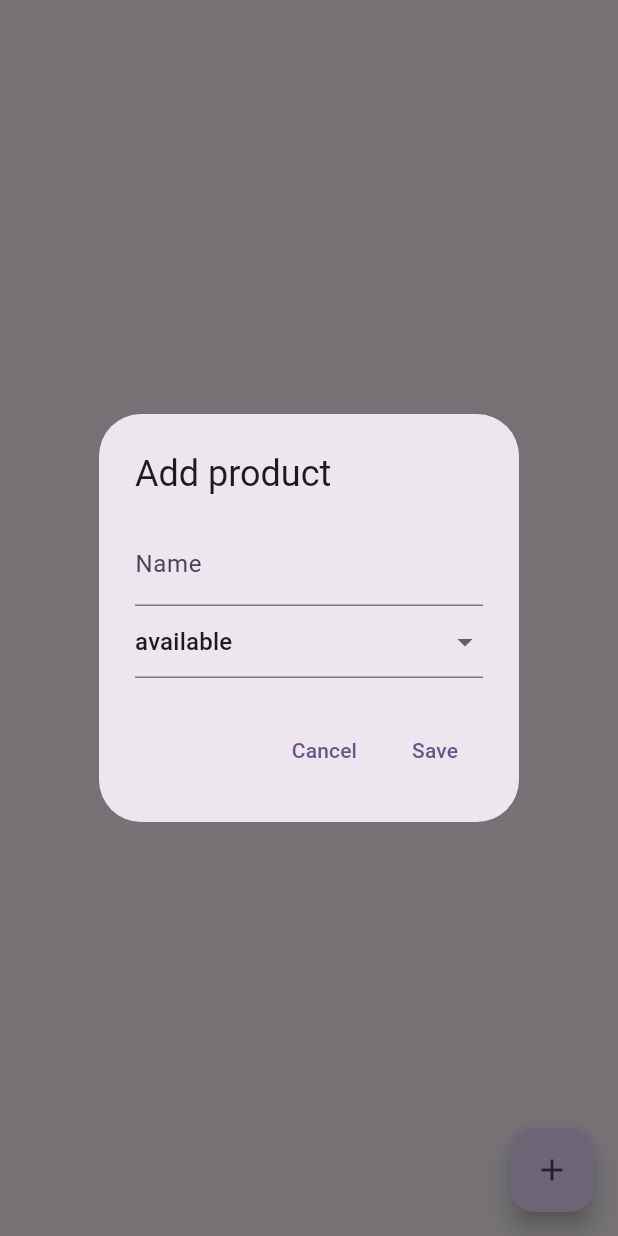
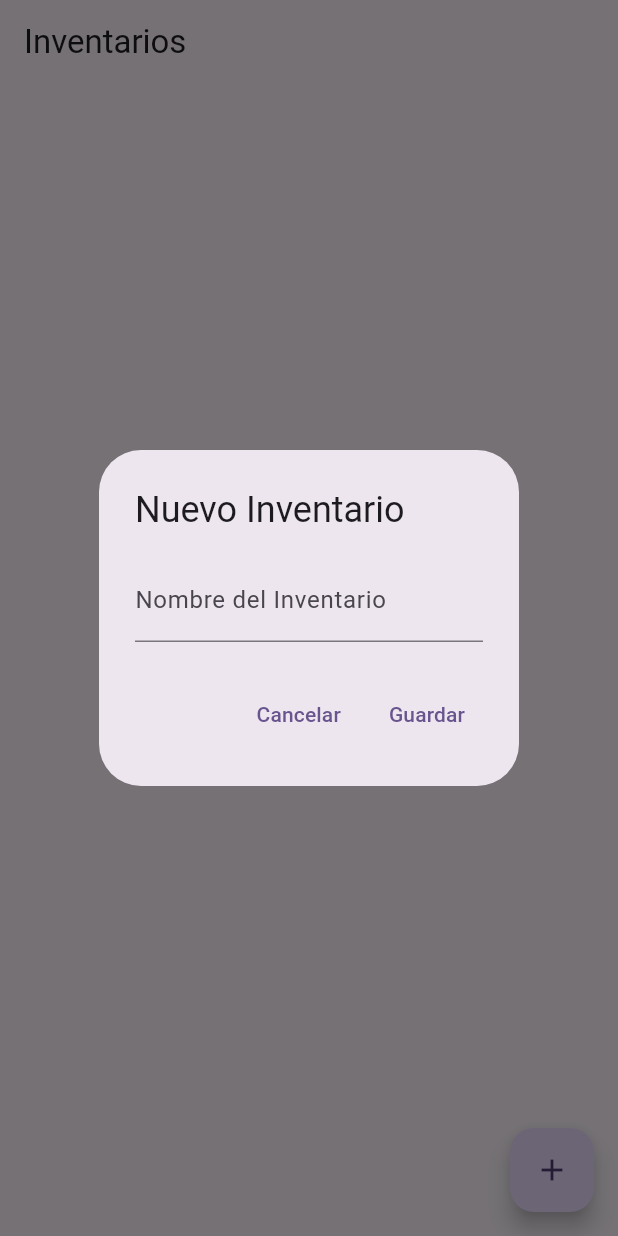
Before and after one commit to CarlosGrisales/App_gestion_inventatios_productos, a Flutter app: the HomePage screen opened directly, after a tap on the "add" icon, on a phone screen of 412 x 824 dp. Run offline on Flutter 3.47's test engine with Material 3 defaults, Android fonts, the phone set to English and light mode, and no system bars; our stand-ins replace isar; accounts and stored records are empty; generated files the repository leaves out were written again.

Commit message:
vista y base de datos inventarios

```diff
--- a/lib/main.dart
+++ b/lib/main.dart
@@ -1,5 +1,5 @@
 import 'package:flutter/material.dart';
-import 'package:gestion_inventarios_productos/pages/home_page.dart';
+import 'package:gestion_inventarios_productos/presentation/pages/home_page.dart';
 import 'package:gestion_inventarios_productos/services/database_service.dart';
 
 void main() async {
@@ -9,7 +9,7 @@ void main() async {
 
 Future<void> _setup() async {
   WidgetsFlutterBinding.ensureInitialized();
-  await DatabaseService.Setup();
+  await DatabaseService.init();
 }
 
 class MyApp extends StatelessWidget {
@@ -23,7 +23,7 @@ class MyApp extends StatelessWidget {
         colorScheme: ColorScheme.fromSeed(seedColor: Colors.deepPurple),
         useMaterial3: true,
       ),
-      home: const HomePage(),
+      home: HomePage(),
     );
   }
 }
--- /dev/null
+++ b/lib/models/inventory/inventory.dart
@@ -0,0 +1,18 @@
+import 'package:gestion_inventarios_productos/models/product/product.dart';
+import 'package:isar/isar.dart';
+
+part 'inventory.g.dart';
+
+@Collection()
+class Inventory {
+  Id id = Isar.autoIncrement;
+
+  /// Nombre del inventario
+  String name;
+
+  /// Relación con los productos
+  @Backlink(to: 'inventory')
+  final products = IsarLinks<Product>();
+
+  Inventory({required this.name});
+}
--- a/lib/models/product.dart
+++ b/lib/models/product/product.dart
@@ -1,4 +1,5 @@
-import 'package:gestion_inventarios_productos/models/enums.dart';
+import 'package:gestion_inventarios_productos/models/inventory/inventory.dart';
+import 'package:gestion_inventarios_productos/models/product/enums.dart';
 import 'package:isar/isar.dart';
 
 part 'product.g.dart';
@@ -35,6 +36,9 @@ class Product {
   /// Fecha de la última actualización del producto.
   DateTime updateAt = DateTime.now();
 
+  /// Relación con el inventario
+  final inventory = IsarLink<Inventory>();
+
   /// Crea una copia del objeto `Producto`, permitiendo modificar ciertos atributos.
   ///
   /// - Parámetros opcionales:
--- a/lib/pages/home_page.dart
+++ /dev/null
@@ -1,190 +0,0 @@
-import 'dart:async';
-
-import 'package:flutter/material.dart';
-import 'package:gestion_inventarios_productos/models/enums.dart';
-import 'package:gestion_inventarios_productos/models/product.dart';
-import 'package:gestion_inventarios_productos/pages/product_detail_page.dart';
-import 'package:gestion_inventarios_productos/services/database_service.dart';
-
-/// Página principal de la aplicación donde se muestran la lista de productos.
-/// Permite agregar, editar y eliminar productos.
-class HomePage extends StatefulWidget {
-  const HomePage({super.key});
-
-  @override
-  State<HomePage> createState() => _HomePageState();
-}
-
-class _HomePageState extends State<HomePage> {
-  /// Lista de productos obtenidas de la base de datos.
-  List<Product> todos = [];
-
-  /// Suscripción para escuchar cambios en la base de datos en tiempo real.
-  StreamSubscription? todosStream;
-
-  @override
-  void initState() {
-    super.initState();
-
-    /// Escucha cambios en la base de datos y actualiza la lista de productos.
-    todosStream = DatabaseService.db.products
-        .buildQuery<Product>()
-        .watch(fireImmediately: true)
-        .listen((data) {
-      setState(() {
-        todos = data;
-      });
-    });
-  }
-
-  @override
-  void dispose() {
-    /// Cancela la suscripción al flujo de datos para evitar fugas de memoria.
-    todosStream?.cancel();
-    super.dispose();
-  }
-
-  @override
-  Widget build(BuildContext context) {
-    return Scaffold(
-      body: SafeArea(
-        child: SizedBox.expand(
-          child: _buildUI(),
-        ),
-      ),
-      floatingActionButton: FloatingActionButton(
-        onPressed: _addOrEditTodo,
-        child: const Icon(Icons.add),
-      ),
-    );
-  }
-
-  /// Construye la interfaz de usuario mostrando la lista de productos.
-  Widget _buildUI() {
-    return Padding(
-      padding: const EdgeInsets.symmetric(vertical: 20, horizontal: 10),
-      child: ListView.builder(
-        itemCount: todos.length, // Número de produtos en la lista.
-        itemBuilder: (BuildContext context, int index) {
-          final todo = todos[index];
-          return Card(
-            child: ListTile(
-              title: Text(todo.name ?? ''),
-              subtitle: Text('Status ${todo.status.name} at ${todo.updateAt}'),
-              onTap: () {
-                // Navegar a la pantalla de detalle del producto
-                Navigator.push(
-                  context,
-                  MaterialPageRoute(
-                    builder: (context) => ProductDetailPage(product: todo),
-                  ),
-                );
-              },
-              trailing: Row(
-                mainAxisSize: MainAxisSize.min,
-                children: [
-                  /// Botón para editar el producto.
-                  IconButton(
-                    onPressed: () {
-                      _addOrEditTodo(todo: todo);
-                    },
-                    icon: const Icon(Icons.edit),
-                  ),
-
-                  /// Botón para eliminar el producto.
-                  IconButton(
-                    onPressed: () async {
-                      await DatabaseService.db.writeTxn(() async {
-                        await DatabaseService.db.products.delete(todo.id);
-                      });
-                    },
-                    icon: const Icon(Icons.delete, color: Colors.red),
-                  )
-                ],
-              ),
-            ),
-          );
-        },
-      ),
-    );
-  }
-
-  /// Abre un cuadro de diálogo para agregar o editar un producto.
-  void _addOrEditTodo({Product? todo}) {
-    TextEditingController contentController = TextEditingController(
-      text: todo?.name ?? '',
-    );
-    Status status = todo?.status ?? Status.available;
-
-    showDialog(
-        context: context,
-        builder: (context) {
-          return AlertDialog(
-            title: Text(todo != null ? 'Edit product' : 'Add product'),
-            content: Column(
-              mainAxisSize: MainAxisSize.min,
-              children: [
-                /// Campo de texto para el contenido del producto.
-                TextField(
-                  controller: contentController,
-                  decoration: const InputDecoration(labelText: 'Name'),
-                ),
-
-                /// Desplegable para seleccionar el estado de la producto.
-                DropdownButtonFormField<Status>(
-                  value: status,
-                  items: Status.values
-                      .map((e) => DropdownMenuItem(
-                            value: e,
-                            child: Text(e.name),
-                          ))
-                      .toList(),
-                  onChanged: (value) {
-                    setState(() {
-                      if (value == null) return;
-                      status = value;
-                    });
-                  },
-                )
-              ],
-            ),
-            actions: [
-              /// Botón para cancelar la acción.
-              TextButton(
-                onPressed: () {
-                  Navigator.pop(context);
-                },
-                child: const Text('Cancel'),
-              ),
-
-              /// Botón para guardar el producto en la base de datos.
-              TextButton(
-                onPressed: () async {
-                  if (contentController.text.isNotEmpty) {
-                    late Product newTodo;
-                    if (todo != null) {
-                      newTodo = todo.copyWith(
-                        name: contentController.text,
-                        status: status,
-                      );
-                    } else {
-                      newTodo = Product().copyWith(
-                        name: contentController.text,
-                        status: status,
-                      );
-                    }
-                    await DatabaseService.db.writeTxn(
-                      () async {
-                        await DatabaseService.db.products.put(newTodo);
-                      },
-                    );
-                    Navigator.pop(context);
-                  }
-                },
-                child: const Text('Save'),
-              ),
-            ],
-          );
-        });
-  }
-}
--- /dev/null
+++ b/lib/presentation/pages/home_page.dart
@@ -0,0 +1,128 @@
+import 'package:flutter/material.dart';
+import 'package:gestion_inventarios_productos/models/inventory/inventory.dart';
+import 'package:gestion_inventarios_productos/presentation/pages/product_list_page.dart';
+import 'package:gestion_inventarios_productos/services/database_service.dart';
+
+class HomePage extends StatefulWidget {
+  const HomePage({super.key});
+
+  @override
+  _HomePageState createState() => _HomePageState();
+}
+
+class _HomePageState extends State<HomePage> {
+  List<Inventory> inventories = [];
+
+  @override
+  void initState() {
+    super.initState();
+    _loadInventories();
+  }
+
+  /// Cargar todos los inventarios desde la base de datos
+  Future<void> _loadInventories() async {
+    final data = await DatabaseService.getInventories();
+    setState(() {
+      inventories = data;
+    });
+  }
+
+  /// Mostrar diálogo para agregar un nuevo inventario
+  void _showAddInventoryDialog() {
+    TextEditingController nameController = TextEditingController();
+
+    showDialog(
+      context: context,
+      builder: (context) {
+        return AlertDialog(
+          title: const Text('Nuevo Inventario'),
+          content: TextField(
+            controller: nameController,
+            decoration:
+                const InputDecoration(labelText: 'Nombre del Inventario'),
+          ),
+          actions: [
+            TextButton(
+              onPressed: () => Navigator.pop(context),
+              child: const Text('Cancelar'),
+            ),
+            TextButton(
+              onPressed: () async {
+                if (nameController.text.isNotEmpty) {
+                  final inventory = Inventory(name: nameController.text);
+                  await DatabaseService.addInventory(inventory);
+                  _loadInventories();
+                  Navigator.pop(context);
+                }
+              },
+              child: const Text('Guardar'),
+            ),
+          ],
+        );
+      },
+    );
+  }
+
+  /// Eliminar inventario con confirmación
+  void _deleteInventory(int inventoryId) async {
+    bool confirmDelete = await showDialog(
+      context: context,
+      builder: (context) => AlertDialog(
+        title: const Text('Eliminar Inventario'),
+        content: const Text(
+            '¿Estás seguro de que deseas eliminar este inventario? Se perderán todos sus productos.'),
+        actions: [
+          TextButton(
+            onPressed: () => Navigator.pop(context, false),
+            child: const Text('Cancelar'),
+          ),
+          TextButton(
+            onPressed: () => Navigator.pop(context, true),
+            child: const Text('Eliminar', style: TextStyle(color: Colors.red)),
+          ),
+        ],
+      ),
+    );
+
+    if (confirmDelete) {
+      await DatabaseService.deleteInventory(inventoryId);
+      _loadInventories();
+    }
+  }
+
+  @override
+  Widget build(BuildContext context) {
+    return Scaffold(
+      appBar: AppBar(title: const Text('Inventarios')),
+      body: inventories.isEmpty
+          ? const Center(child: Text('No hay inventarios aún'))
+          : ListView.builder(
+              itemCount: inventories.length,
+              itemBuilder: (context, index) {
+                final inventory = inventories[index];
+                return Card(
+                  child: ListTile(
+                    title: Text(inventory.name),
+                    trailing: IconButton(
+                      icon: const Icon(Icons.delete, color: Colors.red),
+                      onPressed: () => _deleteInventory(inventory.id),
+                    ),
+                    onTap: () {
+                      Navigator.push(
+                        context,
+                        MaterialPageRoute(
+                          builder: (_) => ProductListPage(inventory: inventory),
+                        ),
+                      );
+                    },
+                  ),
+                );
+              },
+            ),
+      floatingActionButton: FloatingActionButton(
+        onPressed: _showAddInventoryDialog,
+        child: const Icon(Icons.add),
+      ),
+    );
+  }
+}
--- a/lib/pages/product_detail_page.dart
+++ b/lib/presentation/pages/product_detail_page.dart
@@ -1,5 +1,5 @@
 import 'package:flutter/material.dart';
-import 'package:gestion_inventarios_productos/models/product.dart';
+import 'package:gestion_inventarios_productos/models/product/product.dart';
 
 class ProductDetailPage extends StatelessWidget {
   final Product product;
@@ -9,7 +9,7 @@ class ProductDetailPage extends StatelessWidget {
   @override
   Widget build(BuildContext context) {
     return Scaffold(
-      appBar: AppBar(title: Text(product.name ?? 'Product Detail')),
+      appBar: AppBar(title: const Text('Product Detail')),
       body: Padding(
         padding: const EdgeInsets.all(16.0),
         child: Column(
```
Also changed, not shown: lib/presentation/pages/product_list_page.dart (added, +256 -0 lines), lib/services/database_service.dart (+57 -6 lines), lib/models/inventory/inventory.g.dart (added), lib/models/product/enums.dart (renamed from lib/models/enums.dart), lib/models/product/product.g.dart.
